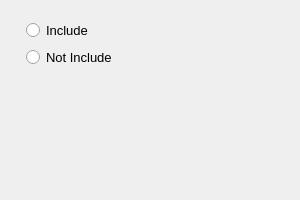
Qt form view/case_wizard/multiphase_model_page.ui (nextfoam/baram) before a commit.
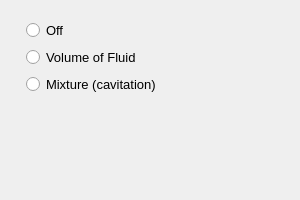
The same form after that commit.

Commit message: Issue #121 case wizard에서 gravity 설정과 energy 모델 설정을 General 페이지와 Models 페이지로 이동

Diff of the .ui file:
```diff
--- a/view/case_wizard/multiphase_model_page.ui
+++ b/view/case_wizard/multiphase_model_page.ui
@@ -34,15 +34,28 @@
       <item>
        <widget class="QRadioButton" name="include">
         <property name="text">
-         <string>Include</string>
+         <string>Off</string>
         </property>
        </widget>
       </item>
       <item>
        <widget class="QRadioButton" name="notInclude">
         <property name="text">
-         <string>Not Include</string>
+         <string>Volume of Fluid</string>
         </property>
+        <attribute name="buttonGroup">
+         <string notr="true">modelRadioGroup</string>
+        </attribute>
+       </widget>
+      </item>
+      <item>
+       <widget class="QRadioButton" name="mixture">
+        <property name="text">
+         <string>Mixture (cavitation)</string>
+        </property>
+        <attribute name="buttonGroup">
+         <string notr="true">modelRadioGroup</string>
+        </attribute>
        </widget>
       </item>
      </layout>
```
Left out of the diff: 10 changed lines with no effect on the pictures. The commit also changes 9 other files.
